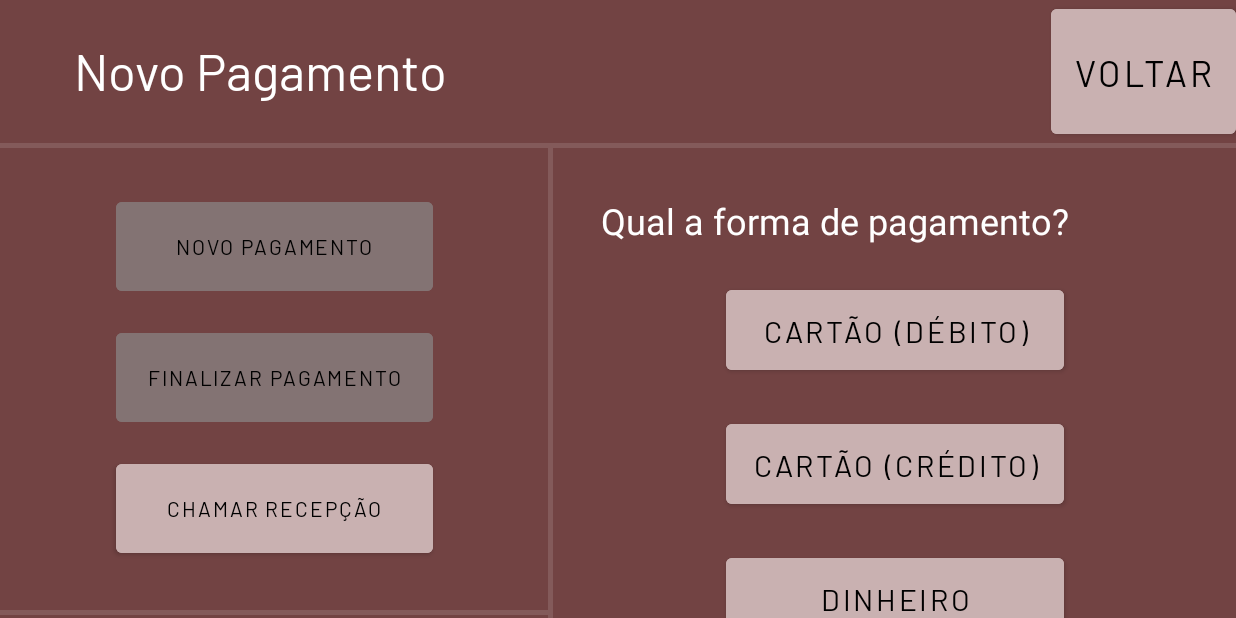
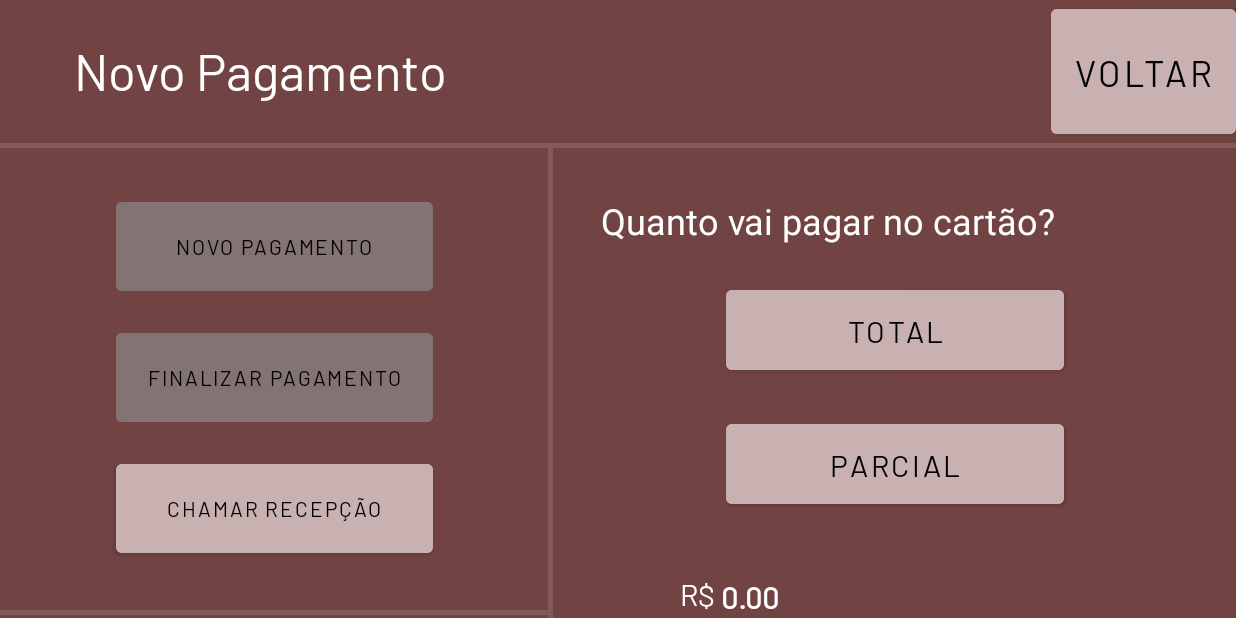
Before and after one commit to HenriqueOPeixoto/SistemaAPS, an Android app: the PagamentoDebito screen opened directly, with no data from a screen before it, on a phone screen of 824 x 412 dp (held sideways). Run offline under Robolectric (Android 15) with nearby library versions, the phone set to English and light mode, and no system bars.

Commit message:
Implementar layout da tela de Pagamento em Debito

```diff
--- a/app/src/main/java/com/example/sistemaaps/NovoPagamento.java
+++ b/app/src/main/java/com/example/sistemaaps/NovoPagamento.java
@@ -1,5 +1,6 @@
 package com.example.sistemaaps;
 
+import android.content.Intent;
 import android.os.Bundle;
 import android.view.View;
 import android.widget.Button;
@@ -26,5 +27,13 @@ public class NovoPagamento extends AppCompatActivity {
                 finish();
             }
         });
+
+        Button btnDebito = (Button) findViewById(R.id.btnDebito);
+        btnDebito.setOnClickListener(new View.OnClickListener() {
+            @Override
+            public void onClick(View view) {
+                startActivity(new Intent(NovoPagamento.this, PagamentoDebito.class));
+            }
+        });
     }
 }
--- a/app/src/main/res/layout/activity_pagamento_debito.xml
+++ b/app/src/main/res/layout/activity_pagamento_debito.xml
@@ -90,7 +90,7 @@
         android:layout_height="wrap_content"
         android:layout_marginStart="32dp"
         android:layout_marginTop="32dp"
-        android:text="Qual a forma de pagamento?"
+        android:text="Quanto vai pagar no cartão?"
         android:textColor="@color/white"
         android:textSize="24sp"
         app:layout_constraintStart_toEndOf="@+id/divider4"
@@ -145,13 +145,13 @@
         app:layout_constraintTop_toTopOf="parent" />
 
     <Button
-        android:id="@+id/btnDebito"
+        android:id="@+id/btnTotal"
         android:layout_width="225dp"
         android:layout_height="65dp"
         android:layout_marginTop="24dp"
         android:backgroundTint="#C9B1B1"
         android:fontFamily="@font/barlow"
-        android:text="Cartão (débito)"
+        android:text="Total"
         android:textColor="@color/black"
         android:textSize="20sp"
         app:layout_constraintEnd_toEndOf="parent"
@@ -159,31 +159,62 @@
         app:layout_constraintTop_toBottomOf="@+id/textView5" />
 
     <Button
-        android:id="@+id/btnCredito"
+        android:id="@+id/btnParcial"
         android:layout_width="225dp"
         android:layout_height="65dp"
         android:layout_marginTop="24dp"
         android:backgroundTint="#C9B1B1"
         android:fontFamily="@font/barlow"
-        android:text="Cartão (crédito)"
+        android:text="Parcial"
         android:textColor="@color/black"
         android:textSize="20sp"
         app:layout_constraintEnd_toEndOf="parent"
         app:layout_constraintStart_toEndOf="@+id/divider4"
-        app:layout_constraintTop_toBottomOf="@+id/btnDebito" />
+        app:layout_constraintTop_toBottomOf="@+id/btnTotal" />
 
     <Button
-        android:id="@+id/btnDinheiro"
+        android:id="@+id/btnConfirmar"
         android:layout_width="225dp"
         android:layout_height="65dp"
-        android:layout_marginTop="24dp"
+        android:layout_marginTop="32dp"
         android:backgroundTint="#C9B1B1"
         android:fontFamily="@font/barlow"
-        android:text="Dinheiro"
+        android:text="Confirmar"
         android:textColor="@color/black"
         android:textSize="20sp"
         app:layout_constraintEnd_toEndOf="parent"
+        app:layout_constraintHorizontal_bias="0.501"
         app:layout_constraintStart_toEndOf="@+id/divider4"
-        app:layout_constraintTop_toBottomOf="@+id/btnCredito" />
+        app:layout_constraintTop_toBottomOf="@+id/txtFieldParcial" />
+
+    <EditText
+        android:id="@+id/txtFieldParcial"
+        android:layout_width="wrap_content"
+        android:layout_height="wrap_content"
+        android:layout_marginTop="32dp"
+        android:backgroundTint="#C9B1B1"
+        android:ems="10"
+        android:fontFamily="@font/barlow"
+        android:hint="0.00"
+        android:inputType="numberDecimal"
+        android:textColor="@color/white"
+        android:textColorHint="@color/white"
+        android:textSize="20sp"
+        android:textStyle="bold"
+        app:layout_constraintEnd_toEndOf="parent"
+        app:layout_constraintStart_toEndOf="@+id/divider4"
+        app:layout_constraintTop_toBottomOf="@+id/btnParcial" />
+
+    <TextView
+        android:id="@+id/txtMoeda"
+        android:layout_width="wrap_content"
+        android:layout_height="wrap_content"
+        android:layout_marginTop="8dp"
+        android:fontFamily="@font/barlow"
+        android:text="R$"
+        android:textColor="@color/white"
+        android:textSize="20sp"
+        app:layout_constraintEnd_toStartOf="@+id/txtFieldParcial"
+        app:layout_constraintTop_toTopOf="@+id/txtFieldParcial" />
 
 </androidx.constraintlayout.widget.ConstraintLayout>
```
